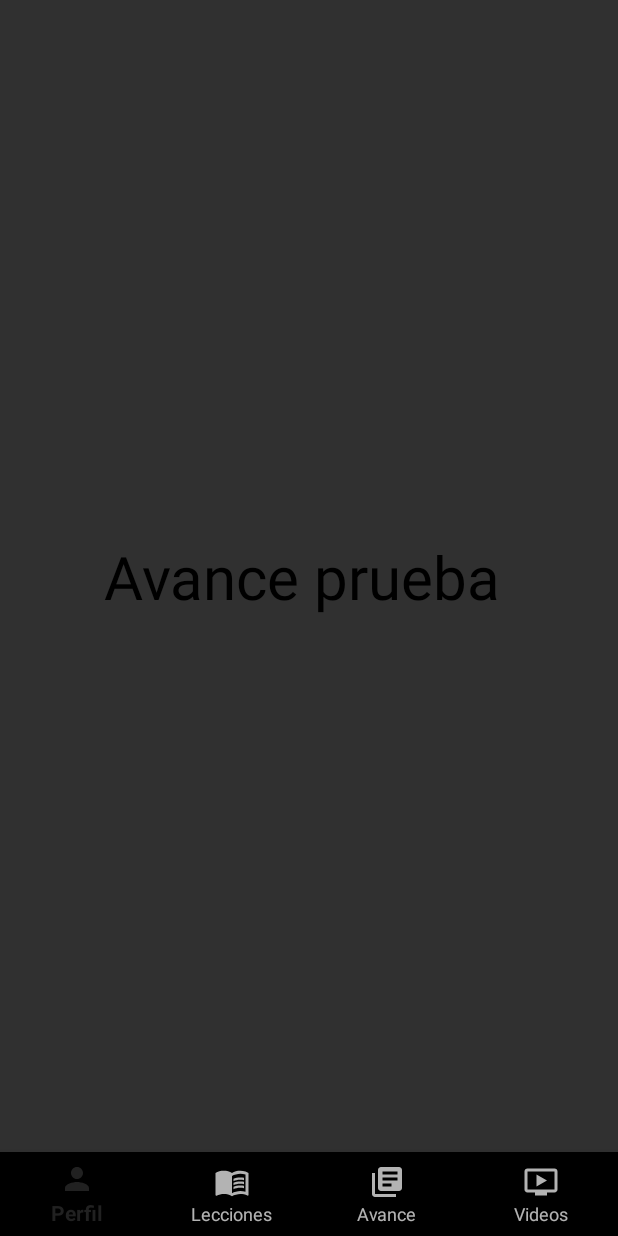
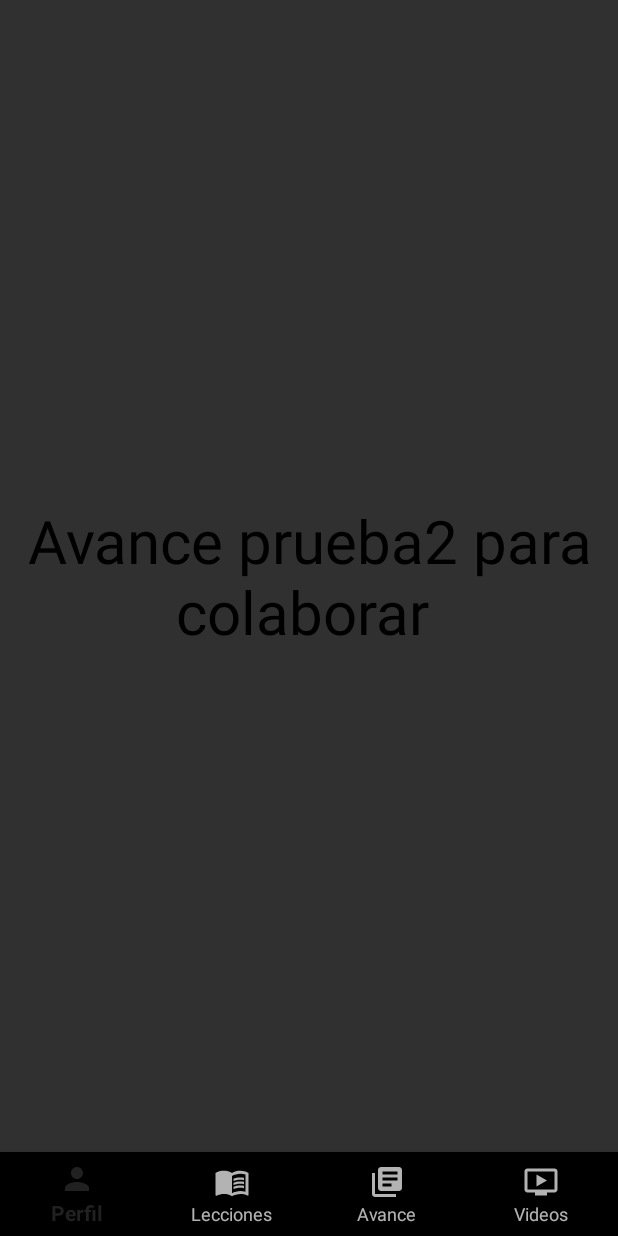
Before and after one commit to ArtBaMa22/APP_LSM, an Android app: the fragment AvanceFragment placed in its activity, on a phone screen of 412 x 824 dp. Run offline under Robolectric (Android 15) with nearby library versions, the phone set to English and light mode, and no system bars.

Commit message:
mensaje de prueba

```diff
--- a/app/src/main/res/layout/fragment_avance.xml
+++ b/app/src/main/res/layout/fragment_avance.xml
@@ -9,7 +9,7 @@
     <TextView
         android:layout_width="match_parent"
         android:layout_height="wrap_content"
-        android:text="Avance prueba "
+        android:text="Avance prueba2 para colaborar "
         android:textAlignment="center"
         android:textColor="@android:color/black"
         android:textSize="40sp"
```
